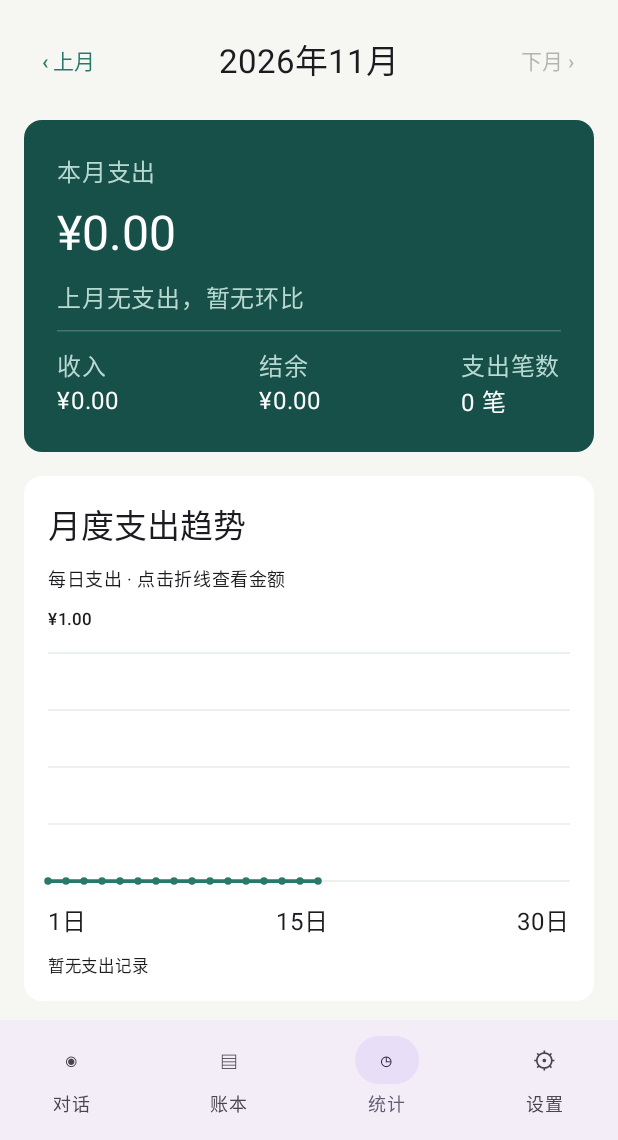
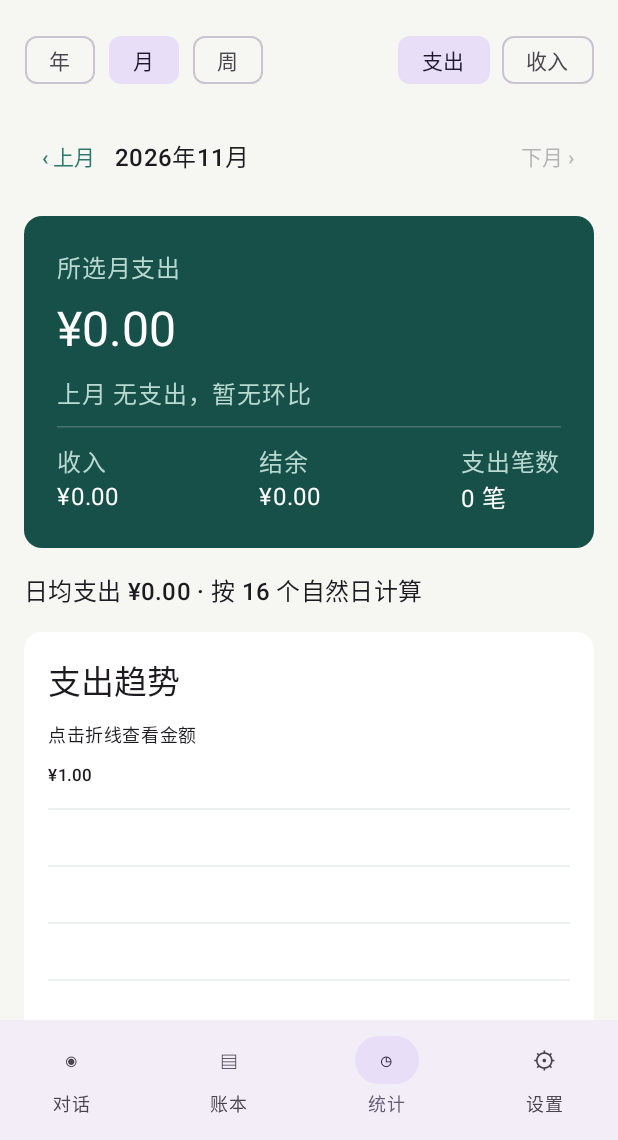
Before and after one commit to Ethan-123321/whale-ledger, an Android app built with Jetpack Compose: the screen it shows after launch (MainActivity), item 3 of the bottom bar chosen, on a phone screen of 412 x 824 dp, the part 96-1236 px from its top. Run offline under Robolectric (Android 15) with nearby library versions, the phone set to English and light mode, and no system bars; 1 statement that could not run was skipped.

Commit message:
feat: add yearly monthly weekly income and expense statistics

```diff
--- a/app/build.gradle.kts
+++ b/app/build.gradle.kts
@@ -2,7 +2,7 @@ plugins { id("com.android.application"); id("org.jetbrains.kotlin.android"); id(
 android {
     namespace = "com.yuji.app"
     compileSdk = 35
-    defaultConfig { applicationId = "com.yuji.app"; minSdk = 26; targetSdk = 35; versionCode = 5; versionName = "0.4.1"; testInstrumentationRunner = "com.yuji.app.LedgerChecks" }
+    defaultConfig { applicationId = "com.yuji.app"; minSdk = 26; targetSdk = 35; versionCode = 6; versionName = "0.4.2"; testInstrumentationRunner = "com.yuji.app.LedgerChecks" }
     buildFeatures { compose = true }
     compileOptions { sourceCompatibility = JavaVersion.VERSION_17; targetCompatibility = JavaVersion.VERSION_17 }
     kotlinOptions { jvmTarget = "17" }
--- a/app/src/main/java/com/yuji/app/MainActivity.kt
+++ b/app/src/main/java/com/yuji/app/MainActivity.kt
@@ -144,6 +144,6 @@ fun receipt(role: String, count: Int) = when(role) {
         item {Button(enabled=!loading,onClick={try {val base=address();val url=java.net.URL(base);require(url.protocol=="https"&&url.userInfo==null&&url.query==null&&url.ref==null){"请检查 HTTPS 地址"};require(model.isNotBlank()){ "请先选择模型" };val key=credential();require(key.isNotBlank()){ "请填写 API Key" };s.token=key;s.endpoint=base;s.model=model.trim();s.persona=persona;token="";notify("设置已保存：${s.model}")}catch(e:Exception){status=e.message ?: "保存失败"}}){Text("保存设置")}}
         item {TextButton(onClick={s.token="";notify("API 密钥已清除")}){Text("清除密钥")}}
         item {Row {TextButton(onClick={export.launch("yuji-backup.json")}){Text("导出账本")};TextButton(onClick={restore.launch(arrayOf("application/json"))}){Text("恢复账本")}}}
-        item {Text("大肥鱼记账 0.4.1 · 本地优先\n截图识别尚未开放。退款、转账和对话修改暂不自动执行，请通过账单编辑操作。")}
+        item {Text("大肥鱼记账 0.4.2 · 本地优先\n截图识别尚未开放。退款、转账和对话修改暂不自动执行，请通过账单编辑操作。")}
     }
 }
--- a/app/src/main/java/com/yuji/app/StatsPage.kt
+++ b/app/src/main/java/com/yuji/app/StatsPage.kt
@@ -27,14 +27,14 @@ import java.util.Locale
 
 private val chartColors=listOf(0xFF28796C,0xFFEAAD57,0xFF708BC3,0xFFDE857B,0xFF9273AF,0xFF66A9AB,0xFF9AAB66,0xFFC18E65).map {Color(it)}
 
-@Composable private fun SpendingLine(daily:List<Long>,month:YearMonth,selected:Int?,onSelect:(Int)->Unit) {
-    val elapsed=if(month==YearMonth.now()) LocalDate.now().dayOfMonth else month.lengthOfMonth()
+@Composable private fun SpendingLine(daily:List<Long>,labels:List<String>,elapsed:Int,kind:String,selected:Int?,onSelect:(Int)->Unit) {
+
     val peak=daily.take(elapsed).maxOrNull() ?: 0L
     val scale=peak.coerceAtLeast(100)
     Card(colors=CardDefaults.cardColors(containerColor=Color.White),modifier=Modifier.fillMaxWidth()) {
         Column(Modifier.padding(16.dp),verticalArrangement=Arrangement.spacedBy(10.dp)) {
-            Text("月度支出趋势",style=MaterialTheme.typography.titleLarge)
-            Text(selected?.let {"${month.monthValue}月${it}日 · ¥${money(daily[it-1])}"} ?: "每日支出 · 点击折线查看金额",style=MaterialTheme.typography.bodySmall)
+            Text("${kind}趋势",style=MaterialTheme.typography.titleLarge)
+            Text(selected?.let {"${labels[it-1]} · ¥${money(daily[it-1])}"} ?: "点击折线查看金额",style=MaterialTheme.typography.bodySmall)
             Text("¥${money(scale)}",style=MaterialTheme.typography.labelSmall)
             Canvas(Modifier.fillMaxWidth().height(160.dp).pointerInput(daily,elapsed) {
                 detectTapGestures {p->onSelect((p.x/size.width*(daily.size-1)).roundToInt().coerceIn(0,elapsed-1)+1)}
@@ -46,35 +46,47 @@ private val chartColors=listOf(0xFF28796C,0xFFEAAD57,0xFF708BC3,0xFFDE857B,0xFF9
                 drawPath(path,Color(0xFF28796C),style=Stroke(2.5.dp.toPx()))
                 for(i in 0 until elapsed)drawCircle(if(selected==i+1)Color(0xFFEAAD57) else Color(0xFF28796C),if(selected==i+1)5.dp.toPx() else 2.5.dp.toPx(),point(i))
             }
-            Row(Modifier.fillMaxWidth(),horizontalArrangement=Arrangement.SpaceBetween){Text("1日");Text("${daily.size/2}日");Text("${daily.size}日")}
-            Text(if(peak==0L) "暂无支出记录" else "单日最高 ¥${money(peak)}",style=MaterialTheme.typography.labelSmall)
+            Row(Modifier.fillMaxWidth(),horizontalArrangement=Arrangement.SpaceBetween){Text(labels.first());Text(labels[labels.size/2]);Text(labels.last())}
+            Text(if(peak==0L) "暂无记录" else "区间最高 ¥${money(peak)}",style=MaterialTheme.typography.labelSmall)
         }
     }
 }
 
 @Composable fun StatsPage(bills:List<Bill>) {
-    var monthText by rememberSaveable {mutableStateOf(YearMonth.now().toString())}
-    val month=YearMonth.parse(monthText)
-    var category by rememberSaveable(monthText) {mutableStateOf<String?>(null)}
-    var selectedDay by rememberSaveable(monthText) {mutableStateOf<Int?>(null)}
-    val current=remember(bills,monthText){bills.filter {it.date.startsWith(monthText)}}
-    val expenses=current.filter {!it.income}
-    val spent=expenses.sumOf {it.cents}; val earned=current.filter {it.income}.sumOf {it.cents}
-    val previous=bills.filter {!it.income&&it.date.startsWith(month.minusMonths(1).toString())}.sumOf {it.cents}
+    var unit by rememberSaveable {mutableStateOf("月")}
+    var anchorText by rememberSaveable {mutableStateOf(LocalDate.now().toString())}
+    var incomeMode by rememberSaveable {mutableStateOf(false)}
+    val anchor=LocalDate.parse(anchorText);val range=statsRange(anchor,unit)
+    val kind=if(incomeMode) "收入" else "支出"
+    var category by rememberSaveable(anchorText,unit,incomeMode) {mutableStateOf<String?>(null)}
+    var selectedDay by rememberSaveable(anchorText,unit,incomeMode) {mutableStateOf<Int?>(null)}
+    val today=LocalDate.now()
+    val current=bills.filter {range.contains(it.date)&&!LocalDate.parse(it.date).isAfter(today)}
+    val expenses=current.filter {it.income==incomeMode}
+    val spent=expenses.sumOf {it.cents};val earned=current.filter {it.income}.sumOf {it.cents}
+    val out=current.filter {!it.income}.sumOf {it.cents}
+    val previousRange=statsRange(shiftPeriod(anchor,unit,-1),unit)
+    val previous=bills.filter {it.income==incomeMode&&previousRange.contains(it.date)}.sumOf {it.cents}
     val groups=expenses.groupBy {it.category}.entries.sortedByDescending {e->e.value.sumOf {it.cents}}
-    val daily=(1..month.lengthOfMonth()).map {d->expenses.filter {LocalDate.parse(it.date).dayOfMonth==d}.sumOf {it.cents}}
-    val max=daily.maxOrNull()?.coerceAtLeast(1) ?: 1L
+    val dates=if(unit=="年") (0..11).map {range.start.plusMonths(it.toLong())} else (0 until java.time.temporal.ChronoUnit.DAYS.between(range.start,range.end).toInt()+1).map {range.start.plusDays(it.toLong())}
+    val labels=dates.map {if(unit=="年") "${it.monthValue}月" else "${it.monthValue}/${it.dayOfMonth}"}
+    fun bucket(b:Bill,i:Int)=if(unit=="年") b.date.startsWith(dates[i].toString().take(7)) else b.date==dates[i].toString()
+    val daily=dates.indices.map {i->expenses.filter {bucket(it,i)}.sumOf {it.cents}}
+    val elapsed=dates.count {!it.isAfter(today)}.coerceAtLeast(1)
+    val title=when(unit){"年"->"${anchor.year}年";"周"->"${range.start} — ${range.end}";else->"${anchor.year}年${anchor.monthValue}月"}
     LazyColumn(Modifier.fillMaxSize(),contentPadding=PaddingValues(16.dp),verticalArrangement=Arrangement.spacedBy(16.dp)) {
-        item {Row(Modifier.fillMaxWidth(),verticalAlignment=Alignment.CenterVertically,horizontalArrangement=Arrangement.SpaceBetween){TextButton(onClick={monthText=month.minusMonths(1).toString()}){Text("‹ 上月")};Text("${month.year}年${month.monthValue}月",style=MaterialTheme.typography.titleLarge);TextButton(enabled=month<YearMonth.now(),onClick={monthText=month.plusMonths(1).toString()}){Text("下月 ›")}}}
+        item {Row(horizontalArrangement=Arrangement.spacedBy(8.dp)){listOf("年","月","周").forEach {u->FilterChip(unit==u,{unit=u},{Text(u)})};Spacer(Modifier.weight(1f));FilterChip(!incomeMode,{incomeMode=false},{Text("支出")});FilterChip(incomeMode,{incomeMode=true},{Text("收入")})}}
+        item {Row(Modifier.fillMaxWidth(),verticalAlignment=Alignment.CenterVertically,horizontalArrangement=Arrangement.SpaceBetween){TextButton(onClick={anchorText=shiftPeriod(anchor,unit,-1).toString()}){Text("‹ 上$unit")};Text(title,Modifier.weight(1f),style=MaterialTheme.typography.titleMedium);TextButton(enabled=range.end<today,onClick={anchorText=shiftPeriod(anchor,unit,1).toString()}){Text("下$unit ›")}}}
         item {Card(colors=CardDefaults.cardColors(containerColor=Color(0xFF174F49)),modifier=Modifier.fillMaxWidth()) {Column(Modifier.padding(22.dp),verticalArrangement=Arrangement.spacedBy(10.dp)) {
-            Text("本月支出",color=Color(0xFFB8D9D1));Text("¥${money(spent)}",style=MaterialTheme.typography.headlineLarge,color=Color.White)
-            Text(if(previous==0L) "上月无支出，暂无环比" else "较上月${if(spent>=previous) "增加" else "减少"} ${String.format(Locale.CHINA,"%.1f",kotlin.math.abs(spent-previous)*100.0/previous)}%",color=Color(0xFFB8D9D1))
+            Text("所选${unit}${kind}",color=Color(0xFFB8D9D1));Text("¥${money(spent)}",style=MaterialTheme.typography.headlineLarge,color=Color.White)
+            Text(if(previous==0L) "上$unit 无$kind，暂无环比" else "较完整上$unit${if(spent>=previous) "增加" else "减少"} ${String.format(Locale.CHINA,"%.1f",kotlin.math.abs(spent-previous)*100.0/previous)}%",color=Color(0xFFB8D9D1))
             HorizontalDivider(color=Color(0xFF47756D))
-            Row(Modifier.fillMaxWidth(),horizontalArrangement=Arrangement.SpaceBetween){Column {Text("收入",color=Color(0xFFB8D9D1));Text("¥${money(earned)}",color=Color.White)};Column {Text("结余",color=Color(0xFFB8D9D1));Text("¥${money(earned-spent)}",color=Color.White)};Column {Text("支出笔数",color=Color(0xFFB8D9D1));Text("${expenses.size} 笔",color=Color.White)}}
+            Row(Modifier.fillMaxWidth(),horizontalArrangement=Arrangement.SpaceBetween){Column {Text("收入",color=Color(0xFFB8D9D1));Text("¥${money(earned)}",color=Color.White)};Column {Text("结余",color=Color(0xFFB8D9D1));Text("¥${money(earned-out)}",color=Color.White)};Column {Text("${kind}笔数",color=Color(0xFFB8D9D1));Text("${expenses.size} 笔",color=Color.White)}}
         }}}
-        item { SpendingLine(daily, month, selectedDay) { selectedDay=it;category=null } }
-        item {Text("钱花在哪里",style=MaterialTheme.typography.titleLarge)}
-        if(expenses.isEmpty()) item {Text("这个月还没有支出。记一笔后，分类与趋势会显示在这里。",Modifier.padding(vertical=24.dp))}
+        item { Text("日均${kind} ¥${money(java.math.BigDecimal(spent).divide(java.math.BigDecimal(range.elapsed(today)),0,java.math.RoundingMode.HALF_UP).toLong())} · 按 ${range.elapsed(today)} 个自然日计算",style=MaterialTheme.typography.titleMedium) }
+        item { SpendingLine(daily, labels, elapsed, kind, selectedDay) { selectedDay=it;category=null } }
+        item {Text(if(incomeMode) "收入来源" else "钱花在哪里",style=MaterialTheme.typography.titleLarge)}
+        if(expenses.isEmpty()) item {Text("所选范围暂无${kind}记录。",Modifier.padding(vertical=24.dp))}
         else {
             item {Box(Modifier.fillMaxWidth().height(210.dp),contentAlignment=Alignment.Center) {
                 Canvas(Modifier.size(190.dp)) {var start=-90f;groups.forEachIndexed {i,e->val sweep=e.value.sumOf {it.cents}.toFloat()/spent*360f;drawArc(chartColors[i%chartColors.size],start,sweep,false,Offset(16.dp.toPx(),16.dp.toPx()),Size(size.width-32.dp.toPx(),size.height-32.dp.toPx()),style=Stroke(22.dp.toPx()));start+=sweep}}
@@ -84,10 +96,10 @@ private val chartColors=listOf(0xFF28796C,0xFFEAAD57,0xFF708BC3,0xFFDE857B,0xFF9
 
         }
         if(category!=null||selectedDay!=null) {
-            item {Row(Modifier.fillMaxWidth(),horizontalArrangement=Arrangement.SpaceBetween){Text(category ?: "${selectedDay}日 · ¥${money(daily[selectedDay!!-1])}",style=MaterialTheme.typography.titleMedium);TextButton(onClick={category=null;selectedDay=null}){Text("收起")}}}
-            val filtered=expenses.filter {if(category!=null)it.category==category else LocalDate.parse(it.date).dayOfMonth==selectedDay}
-            if(filtered.isEmpty())item {Text("当天没有支出")}
-            items(filtered,key={"detail-${it.id}"}){b->Row(Modifier.fillMaxWidth().padding(vertical=8.dp),horizontalArrangement=Arrangement.SpaceBetween){Column {Text(b.title);Text(b.date,style=MaterialTheme.typography.labelSmall)};Text("−¥${money(b.cents)}")}}
+            item {Row(Modifier.fillMaxWidth(),horizontalArrangement=Arrangement.SpaceBetween){Text(category ?: "${labels[selectedDay!!-1]} · ¥${money(daily[selectedDay!!-1])}",style=MaterialTheme.typography.titleMedium);TextButton(onClick={category=null;selectedDay=null}){Text("收起")}}}
+            val filtered=expenses.filter {if(category!=null)it.category==category else bucket(it,selectedDay!!-1)}
+            if(filtered.isEmpty())item {Text("该区间没有${kind}")}
+            items(filtered,key={"detail-${it.id}"}){b->Row(Modifier.fillMaxWidth().padding(vertical=8.dp),horizontalArrangement=Arrangement.SpaceBetween){Column {Text(b.title);Text(b.date,style=MaterialTheme.typography.labelSmall)};Text("${if(incomeMode) "+" else "−"}¥${money(b.cents)}")}}
         }
     }
 }
--- /dev/null
+++ b/app/src/main/java/com/yuji/app/StatsRange.kt
@@ -0,0 +1,14 @@
+package com.yuji.app
+import java.time.LocalDate
+import java.time.temporal.ChronoUnit
+
+data class StatsRange(val start:LocalDate,val end:LocalDate) {
+    fun elapsed(today:LocalDate)= (ChronoUnit.DAYS.between(start,minOf(end,today))+1).coerceAtLeast(1).toInt()
+    fun contains(date:String)=LocalDate.parse(date).let {it>=start&&it<=end}
+}
+fun statsRange(anchor:LocalDate,unit:String):StatsRange {
+    val start=when(unit){"年"->anchor.withDayOfYear(1);"周"->anchor.minusDays(anchor.dayOfWeek.value-1L);else->anchor.withDayOfMonth(1)}
+    val end=when(unit){"年"->start.plusYears(1).minusDays(1);"周"->start.plusDays(6);else->start.plusMonths(1).minusDays(1)}
+    return StatsRange(start,end)
+}
+fun shiftPeriod(date:LocalDate,unit:String,steps:Long)=when(unit){"年"->date.plusYears(steps);"周"->date.plusWeeks(steps);else->date.plusMonths(steps)}
```
Also changed, not shown: 3 other files.
